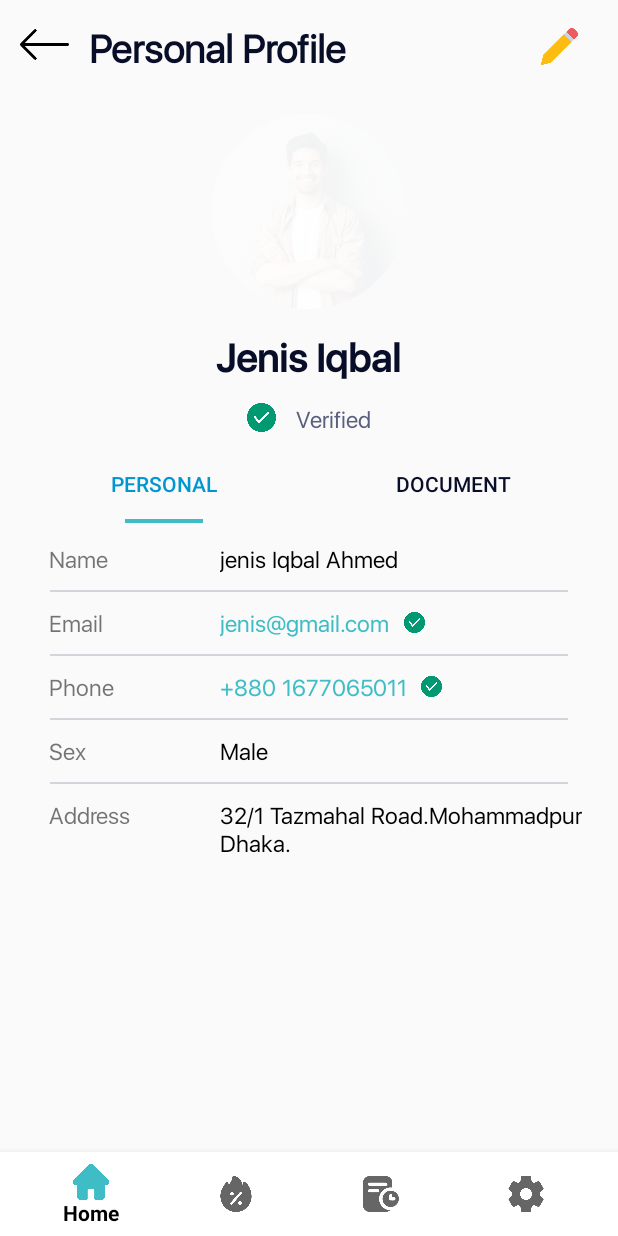
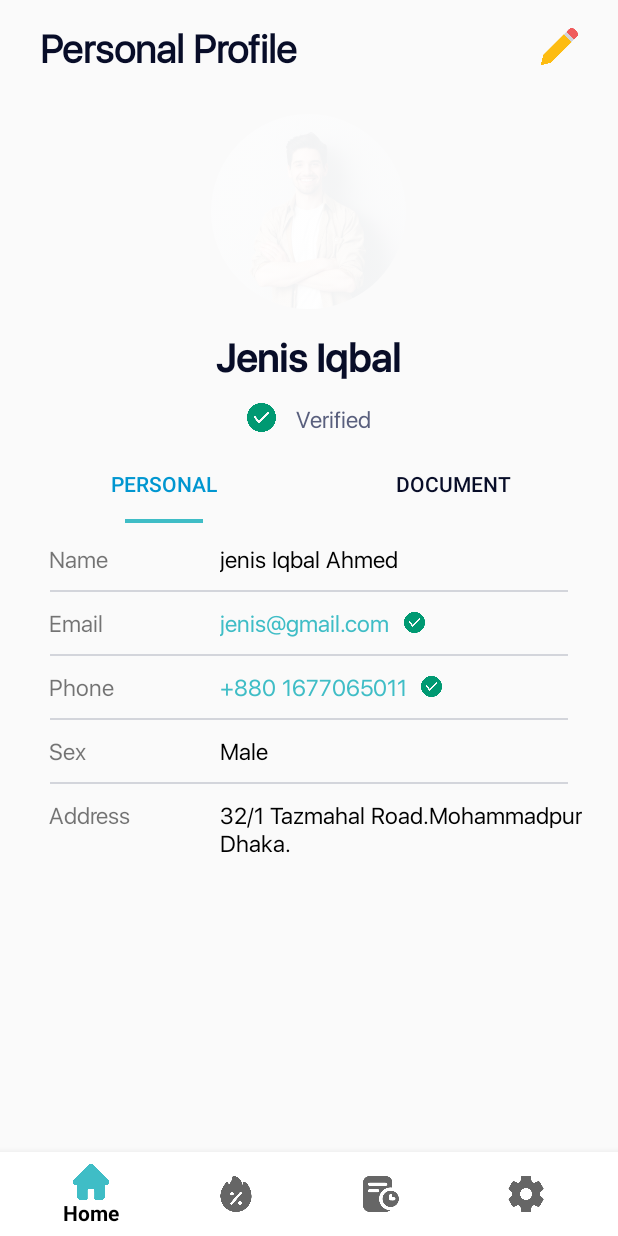
Before and after one commit to Shawon-mas/bGo_Driver, an Android app: the fragment ProfileFragment placed in its activity, on a phone screen of 412 x 824 dp. Run offline under Robolectric (Android 15) with nearby library versions, the phone set to English and light mode, and no system bars; our stand-ins replace CircleImageView, sdp/ssp sizes.

Commit message:
:bug: fixing some bug

```diff
--- a/app/src/main/java/com/app/bgodriver/view/driverProfileUi/VehicleInfoActivity.java
+++ b/app/src/main/java/com/app/bgodriver/view/driverProfileUi/VehicleInfoActivity.java
@@ -141,6 +141,8 @@ public class VehicleInfoActivity extends AppCompatActivity {
         FragmentManager fragmentManager=getSupportFragmentManager();
         adapter=new VehicleFragmentAdapter(fragmentManager,getLifecycle());
         binding.viewPagerVehicle.setAdapter(adapter);
+        binding.viewPagerVehicle.setUserInputEnabled(false);
+
 
 
     }
--- a/app/src/main/java/com/app/bgodriver/view/homeFragmentsUi/settingsChildFragmentsUi/profile/ProfileFragment.java
+++ b/app/src/main/java/com/app/bgodriver/view/homeFragmentsUi/settingsChildFragmentsUi/profile/ProfileFragment.java
@@ -1,4 +1,5 @@
 package com.app.bgodriver.view.homeFragmentsUi.settingsChildFragmentsUi.profile;
+
 
 import android.os.Bundle;
 
@@ -9,8 +10,9 @@ import android.view.LayoutInflater;
 import android.view.View;
 import android.view.ViewGroup;
 
-import com.app.bgodriver.R;
+
 import com.app.bgodriver.adapter.ProfileFragmentAdapter;
+
 
 import com.app.bgodriver.databinding.FragmentProfileBinding;
 import com.google.android.material.tabs.TabLayout;
@@ -19,12 +21,16 @@ import com.google.android.material.tabs.TabLayout;
 public class ProfileFragment extends Fragment {
   private FragmentProfileBinding binding;
   private ProfileFragmentAdapter adapter;
+  private boolean clickBack=false;
+
+
 
     @Override
     public View onCreateView(LayoutInflater inflater, ViewGroup container,
                              Bundle savedInstanceState) {
         // Inflate the layout for this fragment
         binding=FragmentProfileBinding.inflate(inflater,container,false);
+
         implementTabLayout();
         return binding.getRoot();
     }
--- a/app/src/main/res/layout/activity_home.xml
+++ b/app/src/main/res/layout/activity_home.xml
@@ -14,11 +14,11 @@
          />
 
     <com.google.android.material.bottomnavigation.BottomNavigationView
-        android:background="@color/white"
-        android:layout_alignParentBottom="true"
         android:id="@+id/bottom_navigation"
         android:layout_width="match_parent"
         android:layout_height="wrap_content"
+        android:layout_alignParentBottom="true"
+        android:background="@color/white"
         app:itemTextColor="@color/black"
         app:menu="@menu/bottom_menu" />
 
--- a/app/src/main/res/layout/fragment_profile.xml
+++ b/app/src/main/res/layout/fragment_profile.xml
@@ -24,18 +24,12 @@
                 android:layout_width="wrap_content"
                 android:layout_height="wrap_content"
                 android:layout_marginHorizontal="@dimen/_10sdp"
-                android:layout_toRightOf="@id/back"
                 android:fontFamily="@font/sf_ui_display"
                 android:text="Personal Profile"
                 android:textColor="@color/bGo_textColorPrimary"
                 android:textSize="@dimen/_20ssp"
                 android:textStyle="bold" />
-            <ImageView
-                android:id="@+id/back"
-                android:layout_width="@dimen/_25sdp"
-                android:layout_height="@dimen/_25sdp"
-                android:src="@drawable/arrow_back"
-                />
+
 
             <ImageView
                 android:layout_centerVertical="true"
@@ -64,7 +58,6 @@
              <TextView
                  android:layout_marginTop="@dimen/_10sdp"
                  android:layout_marginHorizontal="@dimen/_10sdp"
-                 android:layout_toRightOf="@id/back"
                  android:layout_width="wrap_content"
                  android:layout_height="wrap_content"
                  android:fontFamily="@font/sf_ui_display_medium"
```
Also changed, not shown: app/src/main/AndroidManifest.xml (+5 -5 lines), app/src/main/java/com/app/bgodriver/view/HomeActivity.java (+25 -1 lines), app/src/main/java/com/app/bgodriver/view/driverProfileUi/PersonalInfoActivity.java (+14 -4 lines), app/src/main/res/layout/fragment_setting.xml (+2 -8 lines).
